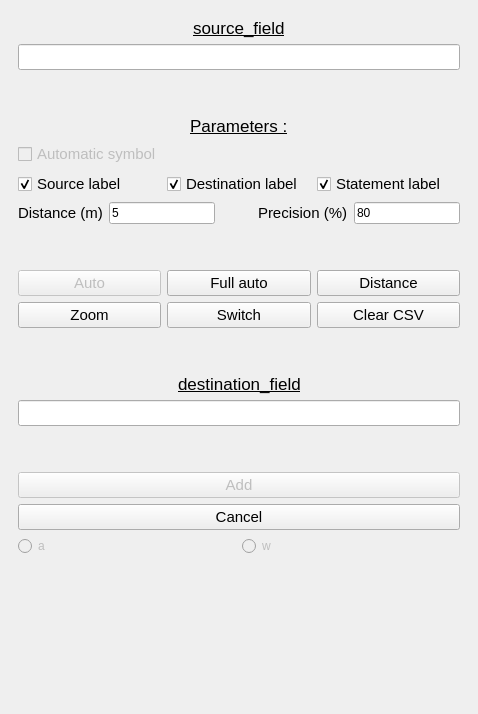
Above: diagwayprojection/DiagwayProjection_dockwidget_base.ui from StundFR/diagway before the change. Below: the same form after it.
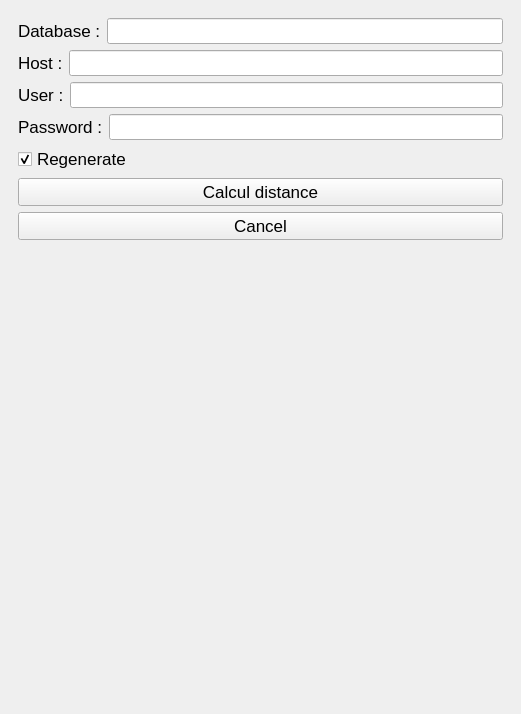
That is the form after the change. Custom widgets are drawn as their Qt base class.

Commit message: Ajout du calcul de la distance (en cours)

```diff
--- a/diagwayprojection/DiagwayProjection_dockwidget_base.ui
+++ b/diagwayprojection/DiagwayProjection_dockwidget_base.ui
@@ -6,7 +6,7 @@
    <rect>
     <x>0</x>
     <y>0</y>
-    <width>478</width>
+    <width>521</width>
     <height>714</height>
    </rect>
   </property>
@@ -14,8 +14,8 @@
    <string>DiagwayProjection</string>
   </property>
   <widget class="QWidget" name="dockWidgetContents">
-   <layout class="QGridLayout" name="gridLayout_2">
-    <item row="0" column="0">
+   <layout class="QVBoxLayout" name="verticalLayout_3">
+    <item>
      <widget class="QStackedWidget" name="stackedWidget">
       <property name="maximumSize">
        <size>
@@ -24,7 +24,7 @@
        </size>
       </property>
       <property name="currentIndex">
-       <number>3</number>
+       <number>4</number>
       </property>
       <widget class="QWidget" name="page_1">
        <layout class="QVBoxLayout" name="verticalLayout">
@@ -792,8 +792,8 @@
        </layout>
       </widget>
       <widget class="QWidget" name="page_3">
-       <layout class="QVBoxLayout" name="verticalLayout_3">
-        <item>
+       <layout class="QGridLayout" name="gridLayout">
+        <item row="0" column="0">
          <layout class="QHBoxLayout" name="horizontalLayout_9">
           <item>
            <spacer name="horizontalSpacer">
@@ -842,16 +842,35 @@
           </item>
          </layout>
         </item>
-        <item>
-         <widget class="QLineEdit" name="lineEdit_fields_source">
-          <property name="font">
-           <font>
-            <pointsize>11</pointsize>
-           </font>
-          </property>
-         </widget>
+        <item row="1" column="0">
+         <layout class="QHBoxLayout" name="horizontalLayout_19">
+          <item>
+           <widget class="QLineEdit" name="lineEdit_fields_source">
+            <property name="font">
+             <font>
+              <pointsize>11</pointsize>
+             </font>
+            </property>
+           </widget>
+          </item>
+          <item>
+           <widget class="QPushButton" name="push_zoom_source">
+            <property name="enabled">
+             <bool>true</bool>
+            </property>
+            <property name="font">
+             <font>
+              <pointsize>11</pointsize>
+             </font>
+            </property>
+            <property name="text">
+             <string>Zoom</string>
+            </property>
+           </widget>
+          </item>
+         </layout>
         </item>
-        <item>
+        <item row="2" column="0">
          <spacer name="verticalSpacer_6">
           <property name="orientation">
            <enum>Qt::Vertical</enum>
@@ -867,7 +886,7 @@
           </property>
          </spacer>
         </item>
-        <item>
+        <item row="3" column="0">
          <layout class="QHBoxLayout" name="horizontalLayout_11">
           <item>
            <spacer name="horizontalSpacer_5">
@@ -916,7 +935,7 @@
           </item>
          </layout>
         </item>
-        <item>
+        <item row="4" column="0">
          <widget class="QCheckBox" name="checkBox_symbolized_page3">
           <property name="enabled">
            <bool>false</bool>
@@ -931,7 +950,7 @@
           </property>
          </widget>
         </item>
-        <item>
+        <item row="5" column="0">
          <layout class="QHBoxLayout" name="horizontalLayout_16">
           <item>
            <widget class="QCheckBox" name="checkBox_labeling_source">
@@ -980,7 +999,7 @@
           </item>
          </layout>
         </item>
-        <item>
+        <item row="6" column="0">
          <layout class="QHBoxLayout" name="horizontalLayout_39">
           <item>
            <layout class="QHBoxLayout" name="horizontalLayout_8">
@@ -1046,7 +1065,7 @@
           </item>
          </layout>
         </item>
-        <item>
+        <item row="7" column="0">
          <spacer name="verticalSpacer_29">
           <property name="orientation">
            <enum>Qt::Vertical</enum>
@@ -1062,7 +1081,7 @@
           </property>
          </spacer>
         </item>
-        <item>
+        <item row="8" column="0">
          <layout class="QHBoxLayout" name="horizontalLayout_18">
           <item>
            <widget class="QPushButton" name="push_auto">
@@ -1094,40 +1113,10 @@
             </property>
            </widget>
           </item>
-          <item>
-           <widget class="QPushButton" name="push_calcul">
-            <property name="enabled">
-             <bool>true</bool>
-            </property>
-            <property name="font">
-             <font>
-              <pointsize>11</pointsize>
-             </font>
-            </property>
-            <property name="text">
-             <string>Distance</string>
-            </property>
-           </widget>
-          </item>
          </layout>
         </item>
-        <item>
+        <item row="9" column="0">
          <layout class="QHBoxLayout" name="horizontalLayout_17">
-          <item>
-           <widget class="QPushButton" name="push_zoom_source">
-            <property name="enabled">
-             <bool>true</bool>
-            </property>
-            <property name="font">
-             <font>
-              <pointsize>11</pointsize>
-             </font>
-            </property>
-            <property name="text">
-             <string>Zoom</string>
-            </property>
-           </widget>
-          </item>
           <item>
            <widget class="QPushButton" name="push_switch">
             <property name="enabled">
@@ -1160,7 +1149,7 @@
           </item>
          </layout>
         </item>
-        <item>
+        <item row="10" column="0">
          <spacer name="verticalSpacer_2">
           <property name="orientation">
            <enum>Qt::Vertical</enum>
@@ -1176,7 +1165,7 @@
           </property>
          </spacer>
         </item>
-        <item>
+        <item row="11" column="0">
          <layout class="QHBoxLayout" name="horizontalLayout_10">
           <item>
            <spacer name="horizontalSpacer_2">
@@ -1225,7 +1214,7 @@
           </item>
          </layout>
         </item>
-        <item>
+        <item row="12" column="0">
          <widget class="QLineEdit" name="lineEdit_fields_dest">
           <property name="font">
            <font>
@@ -1234,7 +1223,7 @@
           </property>
          </widget>
         </item>
-        <item>
+        <item row="13" column="0">
          <spacer name="verticalSpacer_7">
           <property name="orientation">
            <enum>Qt::Vertical</enum>
@@ -1250,7 +1239,7 @@
           </property>
          </spacer>
         </item>
-        <item>
+        <item row="14" column="0">
          <widget class="QPushButton" name="push_add">
           <property name="enabled">
            <bool>false</bool>
@@ -1265,7 +1254,7 @@
           </property>
          </widget>
         </item>
-        <item>
+        <item row="15" column="0">
          <widget class="QPushButton" name="push_cancel_3">
           <property name="enabled">
            <bool>true</bool>
@@ -1280,7 +1269,22 @@
           </property>
          </widget>
         </item>
-        <item>
+        <item row="16" column="0">
+         <widget class="QPushButton" name="push_calcul_page3">
+          <property name="enabled">
+           <bool>true</bool>
+          </property>
+          <property name="font">
+           <font>
+            <pointsize>11</pointsize>
+           </font>
+          </property>
+          <property name="text">
+           <string>Calcul distance</string>
+          </property>
+         </widget>
+        </item>
+        <item row="17" column="0">
          <layout class="QHBoxLayout" name="horizontalLayout">
           <item>
            <widget class="QRadioButton" name="radio_a">
@@ -1304,7 +1308,7 @@
           </item>
          </layout>
         </item>
-        <item>
+        <item row="18" column="0">
          <spacer name="verticalSpacer_5">
           <property name="orientation">
            <enum>Qt::Vertical</enum>
@@ -1331,6 +1335,194 @@
        <zorder>checkBox_symbolized_page3</zorder>
        <zorder>push_calcul</zorder>
        <zorder>verticalSpacer_29</zorder>
+       <zorder>push_calcul_page3</zorder>
+       <zorder>push_zoom_source</zorder>
+      </widget>
+      <widget class="QWidget" name="page">
+       <layout class="QGridLayout" name="gridLayout_2">
+        <item row="7" column="0">
+         <spacer name="verticalSpacer_15">
+          <property name="orientation">
+           <enum>Qt::Vertical</enum>
+          </property>
+          <property name="sizeHint" stdset="0">
+           <size>
+            <width>20</width>
+            <height>40</height>
+           </size>
+          </property>
+         </spacer>
+        </item>
+        <item row="4" column="0">
+         <widget class="QCheckBox" name="checkBox_regenerate">
+          <property name="font">
+           <font>
+            <pointsize>13</pointsize>
+           </font>
+          </property>
+          <property name="text">
+           <string>Regenerate</string>
+          </property>
+          <property name="checked">
+           <bool>true</bool>
+          </property>
+         </widget>
+        </item>
+        <item row="2" column="0">
+         <layout class="QHBoxLayout" name="horizontalLayout_22">
+          <item>
+           <widget class="QLabel" name="label_user">
+            <property name="font">
+             <font>
+              <pointsize>13</pointsize>
+             </font>
+            </property>
+            <property name="text">
+             <string>User :</string>
+            </property>
+           </widget>
+          </item>
+          <item>
+           <widget class="QLineEdit" name="lineEdit_user">
+            <property name="enabled">
+             <bool>true</bool>
+            </property>
+            <property name="font">
+             <font>
+              <pointsize>11</pointsize>
+             </font>
+            </property>
+            <property name="clearButtonEnabled">
+             <bool>false</bool>
+            </property>
+           </widget>
+          </item>
+         </layout>
+        </item>
+        <item row="1" column="0">
+         <layout class="QHBoxLayout" name="horizontalLayout_21">
+          <item>
+           <widget class="QLabel" name="label_host">
+            <property name="font">
+             <font>
+              <pointsize>13</pointsize>
+             </font>
+            </property>
+            <property name="text">
+             <string>Host :</string>
+            </property>
+           </widget>
+          </item>
+          <item>
+           <widget class="QLineEdit" name="lineEdit_host">
+            <property name="enabled">
+             <bool>true</bool>
+            </property>
+            <property name="font">
+             <font>
+              <pointsize>11</pointsize>
+             </font>
+            </property>
+            <property name="clearButtonEnabled">
+             <bool>false</bool>
+            </property>
+           </widget>
+          </item>
+         </layout>
+        </item>
+        <item row="6" column="0">
+         <widget class="QPushButton" name="push_cancel_page4">
+          <property name="font">
+           <font>
+            <pointsize>13</pointsize>
+           </font>
+          </property>
+          <property name="text">
+           <string>Cancel</string>
+          </property>
+         </widget>
+        </item>
+        <item row="5" column="0">
+         <widget class="QPushButton" name="push_calcul_page4">
+          <property name="font">
+           <font>
+            <pointsize>13</pointsize>
+           </font>
+          </property>
+          <property name="text">
+           <string>Calcul distance</string>
+          </property>
+         </widget>
+        </item>
+        <item row="0" column="0">
+         <layout class="QHBoxLayout" name="horizontalLayout_20">
+          <item>
+           <widget class="QLabel" name="label_database">
+            <property name="font">
+             <font>
+              <pointsize>13</pointsize>
+             </font>
+            </property>
+            <property name="text">
+             <string>Database :</string>
+            </property>
+           </widget>
+          </item>
+          <item>
+           <widget class="QLineEdit" name="lineEdit_database">
+            <property name="enabled">
+             <bool>true</bool>
+            </property>
+            <property name="font">
+             <font>
+              <pointsize>11</pointsize>
+             </font>
+            </property>
+            <property name="clearButtonEnabled">
+             <bool>false</bool>
+            </property>
+           </widget>
+          </item>
+         </layout>
+        </item>
+        <item row="3" column="0">
+         <layout class="QHBoxLayout" name="horizontalLayout_23">
+          <item>
+           <widget class="QLabel" name="label_password">
+            <property name="font">
+             <font>
+              <pointsize>13</pointsize>
+             </font>
+            </property>
+            <property name="text">
+             <string>Password :</string>
+            </property>
+           </widget>
+          </item>
+          <item>
+           <widget class="QLineEdit" name="lineEdit_password">
+            <property name="enabled">
+             <bool>true</bool>
+            </property>
+            <property name="font">
+             <font>
+              <pointsize>11</pointsize>
+             </font>
+            </property>
+            <property name="acceptDrops">
+             <bool>false</bool>
+            </property>
+            <property name="echoMode">
+             <enum>QLineEdit::Password</enum>
+            </property>
+            <property name="clearButtonEnabled">
+             <bool>false</bool>
+            </property>
+           </widget>
+          </item>
+         </layout>
+        </item>
+       </layout>
       </widget>
      </widget>
     </item>
```
Left out of the diff: 31 changed lines with no effect on the pictures. The commit also changes 3 other files.
